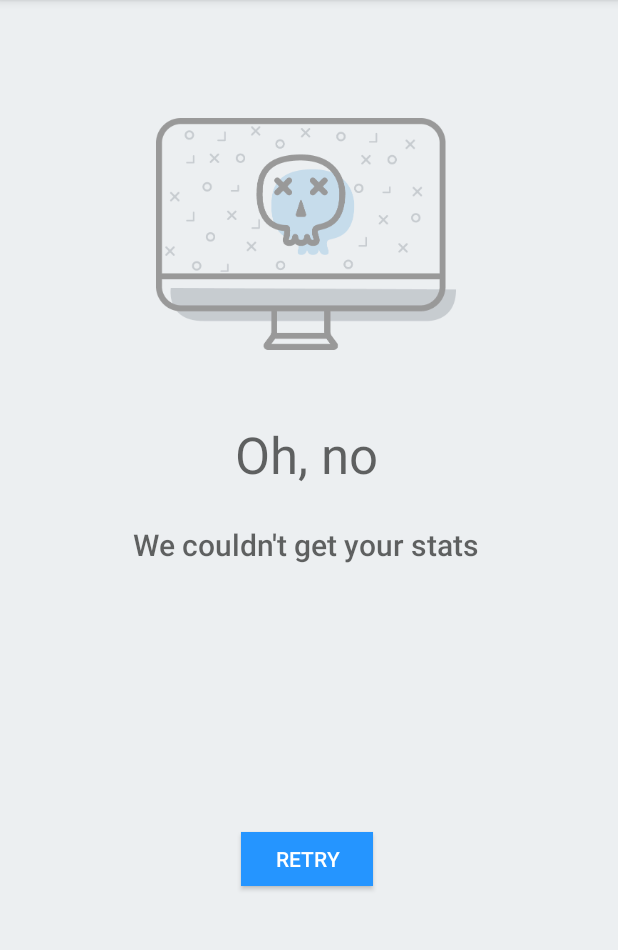
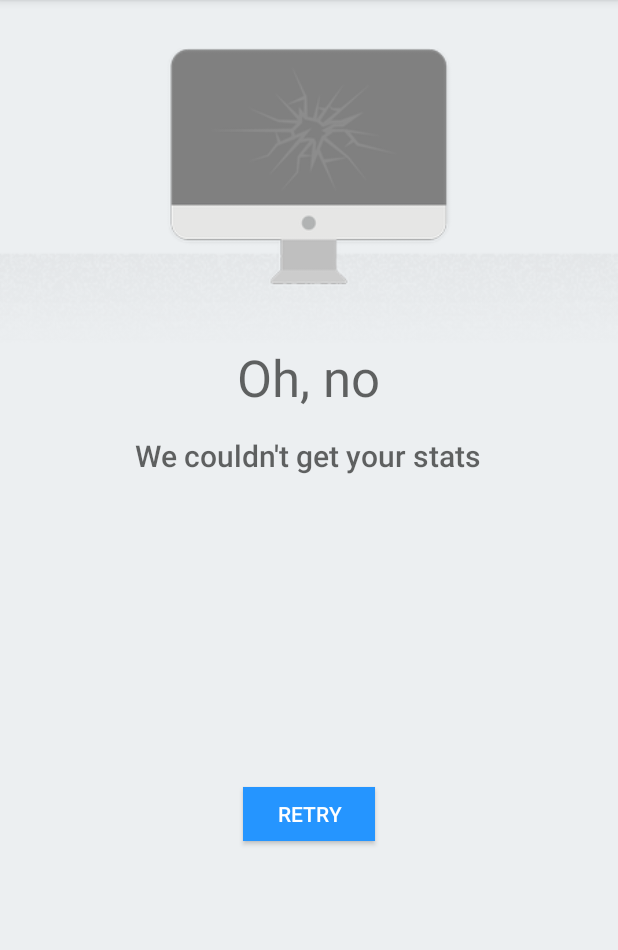
Before and after one commit to Kondenko/pocketwaka, an Android app: the fragment FragmentErrorState placed in its activity, on a phone screen of 412 x 824 dp, the part 84-1034 px from its top. Run offline under Robolectric (Android 15) with nearby library versions, the phone set to English and light mode, and no system bars; our stand-ins replace EventBus; libraries missing offline, so code that uses them is left out: com.ogaclejapan.smarttablayout; 5 statements that could not run were skipped.

Commit message:
Update state illustrations

```diff
--- a/app/src/main/java/com/kondenko/pocketwaka/screens/fragments/states/FragmentEmptyState.kt
+++ b/app/src/main/java/com/kondenko/pocketwaka/screens/fragments/states/FragmentEmptyState.kt
@@ -15,7 +15,7 @@ class FragmentEmptyState : Fragment() {
 
     override fun onCreateView(inflater: LayoutInflater?, container: ViewGroup?,
                               savedInstanceState: Bundle?): View? {
-        val view = inflater!!.inflate(R.layout.layout_all_state_empty, container, false)
+        val view = inflater!!.inflate(R.layout.layout_stats_state_empty, container, false)
         val updateButton = view.findViewById(R.id.button_error_state_update)
         updateButton.setOnClickListener {
             val uri = Const.URL_PLUGINS
--- a/app/src/main/res/layout/layout_stats_state_error.xml
+++ b/app/src/main/res/layout/layout_stats_state_error.xml
@@ -10,10 +10,9 @@
         android:id="@+id/textView2"
         android:layout_width="wrap_content"
         android:layout_height="wrap_content"
-        android:layout_marginTop="24dp"
         android:text="@string/error_state_title"
         android:textAppearance="@style/TextAppearance.App.State.Any.Title"
-        app:layout_constraintHorizontal_bias="0.5"
+        app:layout_constraintHorizontal_bias="0.498"
         app:layout_constraintLeft_toLeftOf="@+id/imageView2"
         app:layout_constraintRight_toRightOf="@+id/imageView2"
         app:layout_constraintTop_toBottomOf="@+id/imageView2"
@@ -23,19 +22,20 @@
         android:id="@+id/textView"
         android:layout_width="wrap_content"
         android:layout_height="wrap_content"
-        android:layout_marginTop="24dp"
+        android:layout_marginTop="16dp"
         android:text="@string/error_state_subtitle"
         android:textAppearance="@style/TextAppearance.App.State.Any.Subtitle"
         app:layout_constraintLeft_toLeftOf="@+id/textView2"
         app:layout_constraintRight_toRightOf="@+id/textView2"
         app:layout_constraintTop_toBottomOf="@+id/textView2"
+        app:layout_constraintHorizontal_bias="0.503"
         />
 
     <Button
         android:id="@+id/button_error_state_update"
         style="@style/Widget.AppCompat.Button.Colored"
         android:layout_width="wrap_content"
-        android:layout_height="36dp"
+        android:layout_height="@dimen/height_all_button"
         android:layout_marginBottom="8dp"
         android:layout_marginTop="8dp"
         android:background="?attr/colorAccent"
@@ -49,10 +49,13 @@
 
     <ImageView
         android:id="@+id/imageView2"
-        android:layout_width="wrap_content"
+        android:layout_width="0dp"
         android:layout_height="wrap_content"
-        android:layout_marginTop="56dp"
-        app:layout_constraintHorizontal_bias="0.49"
+        android:layout_marginTop="32dp"
+        android:adjustViewBounds="true"
+        android:cropToPadding="true"
+        android:scaleType="centerCrop"
+        app:layout_constraintHorizontal_bias="0.0"
         app:layout_constraintLeft_toLeftOf="parent"
         app:layout_constraintRight_toRightOf="parent"
         app:layout_constraintTop_toTopOf="parent"
```
Also changed, not shown: app/src/main/res/layout/layout_stats_state_empty.xml (renamed from app/src/main/res/layout/layout_all_state_empty.xml, +6 -7 lines), app/src/main/res/drawable-hdpi/state_empty_img.png, app/src/main/res/drawable-hdpi/state_error_img.png, app/src/main/res/drawable-mdpi/state_empty_img.png, app/src/main/res/drawable-mdpi/state_error_img.png, app/src/main/res/drawable-xhdpi/state_empty_img.png, app/src/main/res/drawable-xhdpi/state_error_img.png, app/src/main/res/drawable-xxhdpi/state_empty_img.png, app/src/main/res/drawable-xxhdpi/state_error_img.png, app/src/main/res/drawable-xxxhdpi/state_empty_img.png, app/src/main/res/drawable-xxxhdpi/state_error_img.png.
